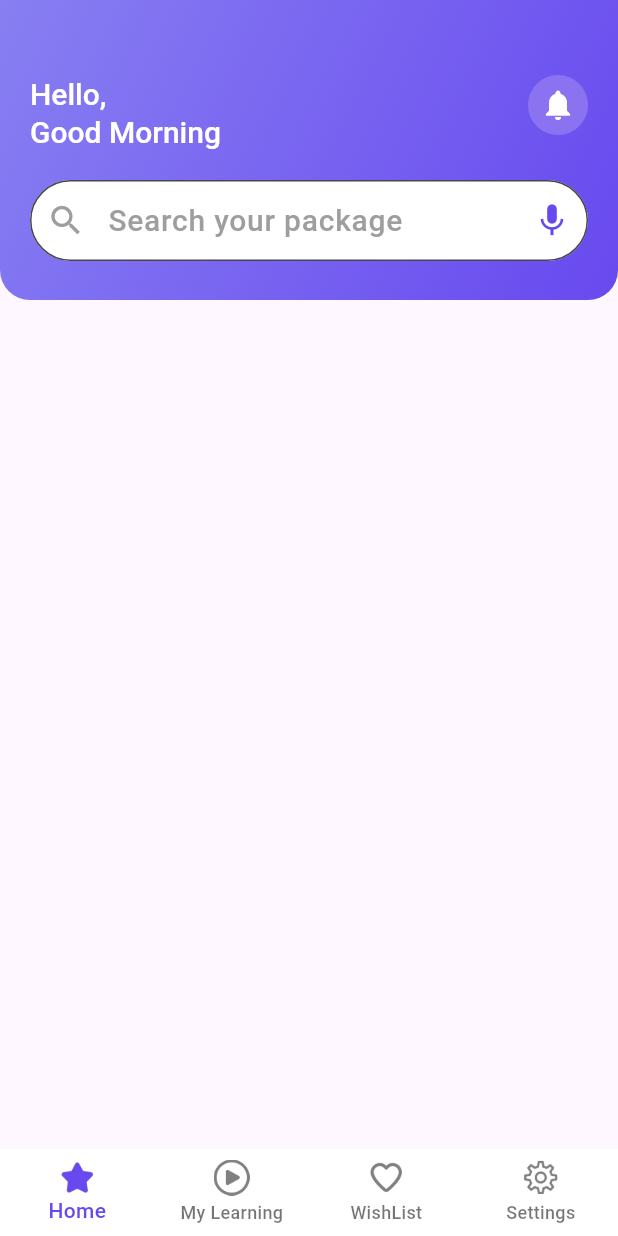
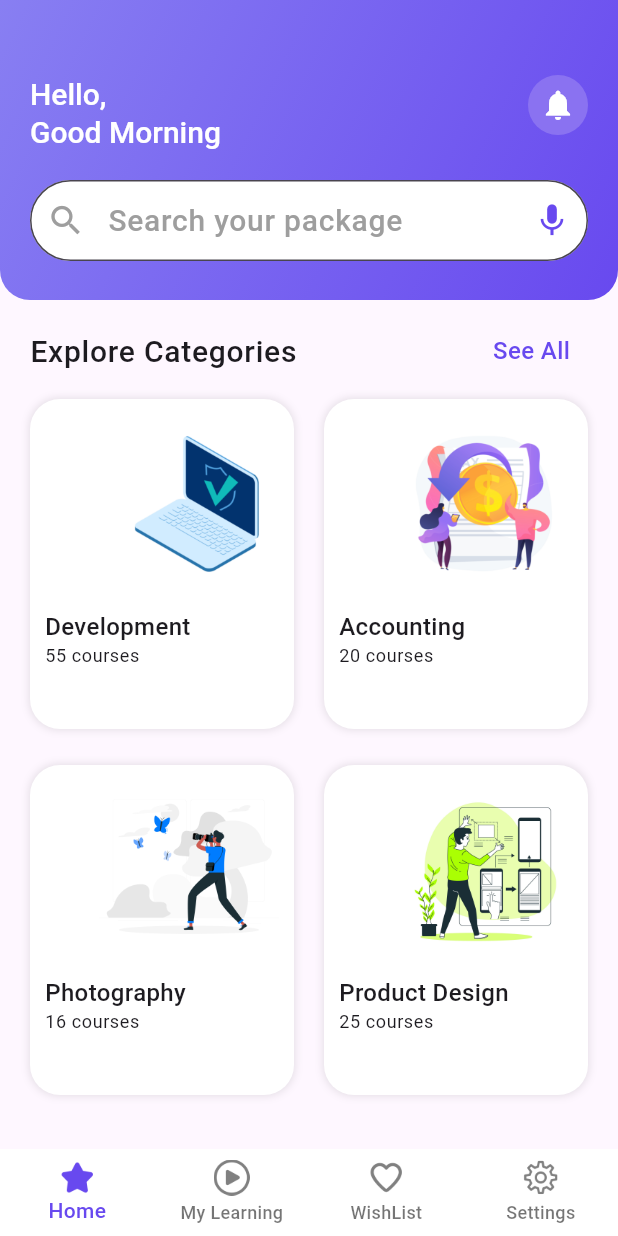
Before and after one commit to 59saigon/smart-thrive-mobile, a Flutter app: the screen it shows after launch, on a phone screen of 412 x 824 dp. Run offline on Flutter 3.47's test engine with Material 3 defaults, Android fonts, the phone set to English and light mode, and no system bars; Roboto replaces fonts that are missing (Poppins).

Commit message:
Update home_screen & iplement category_dart

```diff
--- a/lib/main.dart
+++ b/lib/main.dart
@@ -1,5 +1,5 @@
 import 'package:flutter/material.dart';
-import 'package:smart_thrive_mobile/pages/base_screen.dart';
+import 'package:smart_thrive_mobile/screens/base_screen.dart';
 
 void main() {
   runApp(const MyApp());
--- /dev/null
+++ b/lib/models/category.dart
@@ -0,0 +1,34 @@
+class Category {
+  String thumbnail;
+  String name;
+  int noOfCourses;
+
+  Category({
+    required this.name,
+    required this.noOfCourses,
+    required this.thumbnail,
+  });
+}
+
+List<Category> categoryList = [
+  Category(
+    name: 'Development',
+    noOfCourses: 55,
+    thumbnail: 'assets/icons/laptop.jpg',
+  ),
+  Category(
+    name: 'Accounting',
+    noOfCourses: 20,
+    thumbnail: 'assets/icons/accounting.jpg',
+  ),
+  Category(
+    name: 'Photography',
+    noOfCourses: 16,
+    thumbnail: 'assets/icons/photography.jpg',
+  ),
+  Category(
+    name: 'Product Design',
+    noOfCourses: 25,
+    thumbnail: 'assets/icons/design.jpg',
+  ),
+];
--- /dev/null
+++ b/lib/models/courses.dart
@@ -0,0 +1,13 @@
+class Course {
+  String name;
+  double completedPercentage;
+  String author;
+  String thumnail;
+
+  Course({
+    required this.author,
+    required this.completedPercentage,
+    required this.name,
+    required this.thumnail,
+  });
+}
--- /dev/null
+++ b/lib/models/lesson.dart
@@ -0,0 +1,13 @@
+class Lesson {
+  String name;
+  String duration;
+  bool isPlaying;
+  bool isCompleted;
+
+  Lesson({
+    required this.duration,
+    required this.isCompleted,
+    required this.isPlaying,
+    required this.name,
+  });
+}
--- a/lib/pages/home_screen.dart
+++ /dev/null
@@ -1,80 +0,0 @@
-import 'package:flutter/material.dart';
-import 'package:flutter/services.dart';
-import 'package:flutter/widgets.dart';
-import 'package:smart_thrive_mobile/widgets/circle_button.dart';
-
-import '../widgets/search_field.dart';
-
-class HomeScreen extends StatefulWidget {
-  const HomeScreen({Key? key}) : super(key: key);
-
-  @override
-  State<HomeScreen> createState() => _HomeScreenState();
-}
-
-class _HomeScreenState extends State<HomeScreen> {
-  @override
-  Widget build(BuildContext context) {
-    return AnnotatedRegion<SystemUiOverlayStyle>(
-      value: SystemUiOverlayStyle.light,
-      child: Scaffold(
-        body: Column(
-          children: const [
-            SafeArea(
-              child: AppBar(),
-            )
-          ],
-        ),
-      ),
-    );
-  }
-}
-
-class AppBar extends StatelessWidget {
-  const AppBar({Key? key}) : super(key: key);
-
-  @override
-  Widget build(BuildContext context) {
-    return Container(
-      padding: const EdgeInsets.only(top: 50, left: 20, right: 20),
-      height: 200,
-      width: double.infinity,
-      decoration: const BoxDecoration(
-        borderRadius: BorderRadius.only(
-          bottomLeft: Radius.circular(20),
-          bottomRight: Radius.circular(20),
-        ),
-        gradient: LinearGradient(
-          colors: [
-            Color(0xff887ff2),
-            Color(0xff6849ef),
-          ],
-          begin: Alignment.topLeft,
-          end: Alignment.bottomRight,
-        ),
-      ),
-      child: Column(
-        children: [
-          Row(
-            mainAxisAlignment: MainAxisAlignment.spaceBetween,
-            crossAxisAlignment: CrossAxisAlignment.start,
-            children: [
-              Text(
-                'Hello,\nGood Morning',
-                style: Theme.of(context).textTheme.titleLarge,
-              ),
-              CircleButton(
-                icon: Icons.notifications,
-                onPressd: () {},
-              )
-            ],
-          ),
-          const SizedBox(
-            height: 20,
-          ),
-          const SearchTextField(),
-        ],
-      ),
-    );
-  }
-}
--- a/lib/pages/base_screen.dart
+++ b/lib/screens/base_screen.dart
@@ -2,7 +2,7 @@ import 'package:flutter/material.dart';
 import 'package:smart_thrive_mobile/constants/color.dart';
 import 'package:smart_thrive_mobile/constants/icons.dart';
 import 'package:smart_thrive_mobile/constants/size.dart';
-import 'package:smart_thrive_mobile/pages/home_screen.dart';
+import 'package:smart_thrive_mobile/screens/home_screen.dart';
 
 class BaseScreen extends StatefulWidget {
   const BaseScreen({Key? key}) : super(key: key);
--- /dev/null
+++ b/lib/screens/home_screen.dart
@@ -0,0 +1,138 @@
+import 'package:flutter/material.dart';
+import 'package:flutter/services.dart';
+import 'package:smart_thrive_mobile/constants/color.dart';
+import 'package:smart_thrive_mobile/constants/size.dart';
+import 'package:smart_thrive_mobile/models/category.dart';
+import 'package:smart_thrive_mobile/widgets/circle_button.dart';
+import 'package:smart_thrive_mobile/widgets/category_cart.dart';
+import 'package:smart_thrive_mobile/widgets/search_field.dart';
+
+class HomeScreen extends StatefulWidget {
+  const HomeScreen({Key? key}) : super(key: key);
+
+  @override
+  State<HomeScreen> createState() => _HomeScreenState();
+}
+
+class _HomeScreenState extends State<HomeScreen> {
+  @override
+  Widget build(BuildContext context) {
+    return AnnotatedRegion<SystemUiOverlayStyle>(
+      value: SystemUiOverlayStyle.light,
+      child: Scaffold(
+        body: SafeArea(
+          child: SingleChildScrollView(
+            child: Column(
+              children: const [
+                AppBar(),
+                Body(),
+              ],
+            ),
+          ),
+        ),
+      ),
+    );
+  }
+}
+
+class Body extends StatelessWidget {
+  const Body({Key? key}) : super(key: key);
+
+  @override
+  Widget build(BuildContext context) {
+    return Column(
+      children: [
+        Padding(
+          padding: const EdgeInsets.only(top: 10, left: 20, right: 20),
+          child: Row(
+            mainAxisAlignment: MainAxisAlignment.spaceBetween,
+            children: [
+              Text(
+                "Explore Categories",
+                style: Theme.of(context).textTheme.bodyLarge,
+              ),
+              TextButton(
+                onPressed: () {},
+                child: Text(
+                  "See All",
+                  style: Theme.of(context)
+                      .textTheme
+                      .bodyMedium
+                      ?.copyWith(color: kPrimaryColor),
+                ),
+              ),
+            ],
+          ),
+        ),
+        Padding(
+          padding: const EdgeInsets.symmetric(horizontal: 20, vertical: 8),
+          child: GridView.builder(
+            shrinkWrap: true,
+            physics: const NeverScrollableScrollPhysics(),
+            gridDelegate: const SliverGridDelegateWithFixedCrossAxisCount(
+              crossAxisCount: 2,
+              childAspectRatio: 0.8,
+              crossAxisSpacing: 20,
+              mainAxisSpacing: 24,
+            ),
+            itemCount: categoryList.length,
+            itemBuilder: (context, index) {
+              return CategoryCard(
+                category: categoryList[index],
+              );
+            },
+          ),
+        ),
+      ],
+    );
+  }
+}
+
+class AppBar extends StatelessWidget {
+  const AppBar({Key? key}) : super(key: key);
+
+  @override
+  Widget build(BuildContext context) {
+    return Container(
+      padding: const EdgeInsets.only(top: 50, left: 20, right: 20),
+      height: 200,
+      width: double.infinity,
+      decoration: const BoxDecoration(
+        borderRadius: BorderRadius.only(
+          bottomLeft: Radius.circular(20),
+          bottomRight: Radius.circular(20),
+        ),
+        gradient: LinearGradient(
+          colors: [
+            Color(0xff887ff2),
+            Color(0xff6849ef),
+          ],
+          begin: Alignment.topLeft,
+          end: Alignment.bottomRight,
+        ),
+      ),
+      child: Column(
+        children: [
+          Row(
+            mainAxisAlignment: MainAxisAlignment.spaceBetween,
+            crossAxisAlignment: CrossAxisAlignment.start,
+            children: [
+              Text(
+                'Hello,\nGood Morning',
+                style: Theme.of(context).textTheme.titleLarge,
+              ),
+              CircleButton(
+                icon: Icons.notifications,
+                onPressd: () {},
+              ),
+            ],
+          ),
+          const SizedBox(
+            height: 20,
+          ),
+          const SearchTextField(),
+        ],
+      ),
+    );
+  }
+}
--- /dev/null
+++ b/lib/widgets/category_cart.dart
@@ -0,0 +1,49 @@
+import 'package:flutter/material.dart';
+import 'package:smart_thrive_mobile/constants/size.dart';
+import 'package:smart_thrive_mobile/models/category.dart';
+
+class CategoryCard extends StatelessWidget {
+  final Category category;
+  const CategoryCard({Key? key, required this.category}) : super(key: key);
+
+  @override
+  Widget build(BuildContext context) {
+    return GestureDetector(
+      onTap: () {},
+      child: Container(
+        padding: const EdgeInsets.all(10),
+        decoration: BoxDecoration(
+          color: Colors.white,
+          borderRadius: BorderRadius.circular(20),
+          boxShadow: [
+            BoxShadow(
+              color: Colors.black.withOpacity(.1),
+              blurRadius: 4.0,
+              spreadRadius: .05,
+            ),
+          ],
+        ),
+        child: Column(
+          crossAxisAlignment: CrossAxisAlignment.start,
+          children: [
+            Align(
+              alignment: Alignment.topRight,
+              child: Image.asset(
+                category.thumbnail, // Corrected spelling here
+                height: kCategoryCardImageSize,
+              ),
+            ),
+            const SizedBox(
+              height: 10,
+            ),
+            Text(category.name),
+            Text(
+              '${category.noOfCourses} courses',
+              style: Theme.of(context).textTheme.bodySmall,
+            ),
+          ],
+        ),
+      ),
+    );
+  }
+}
```
Also changed, not shown: pubspec.yaml (+2 -13 lines), lib/screens/login_page.dart (renamed from lib/pages/login_page.dart), lib/screens/register_page.dart (renamed from lib/pages/register_page.dart).
